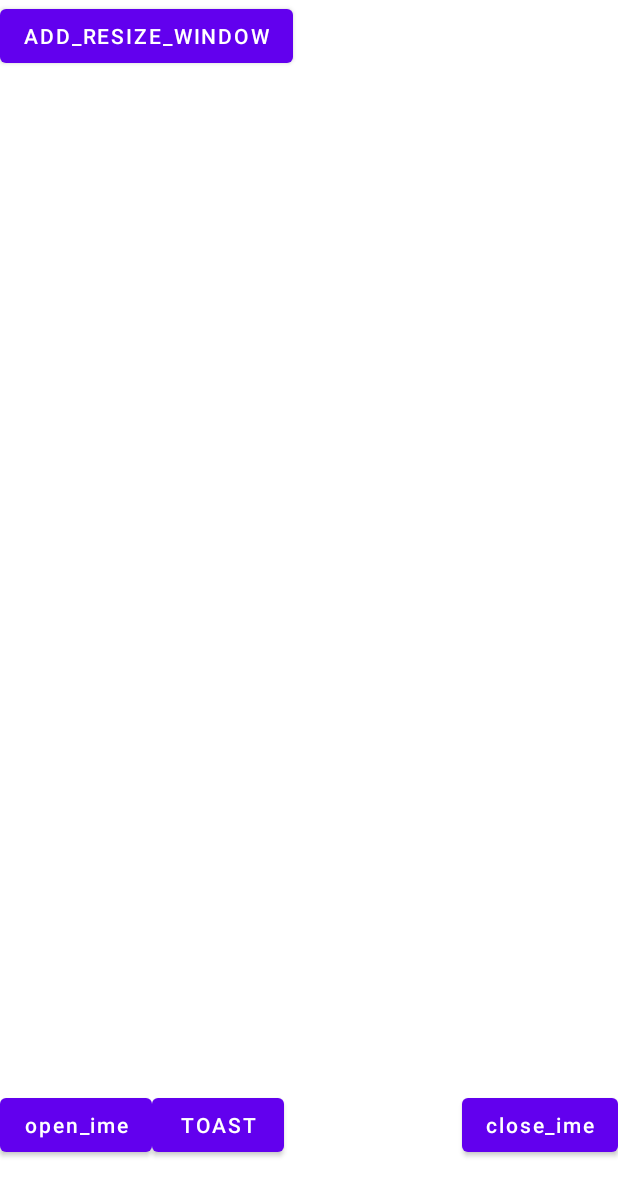
After one commit to ShowMe01/android_learn, an Android app: the ImeActivity screen opened directly, with no data from a screen before it, on a phone screen of 412 x 824 dp. The commit adds this screen. Shown: the top 1196 px of the screen. Run offline under Robolectric (Android 15) with nearby library versions, the phone set to English and light mode, and no system bars.

Commit message:
修改：测试提交

```diff
--- a/app/src/main/java/com/example/helloworld/MainActivity.kt
+++ b/app/src/main/java/com/example/helloworld/MainActivity.kt
@@ -18,6 +18,7 @@ import androidx.core.app.NotificationManagerCompat
 import androidx.core.content.ContextCompat
 import com.example.helloworld.constraint.ConstraintActivity
 import com.example.helloworld.gif.GifWidgetActivity
+import com.example.helloworld.ime.ImeActivity
 import com.example.helloworld.lua.LuaActivity
 import com.example.helloworld.notification.NotificationUtil
 
@@ -31,6 +32,9 @@ class MainActivity : AppCompatActivity() {
         testGifWidget()
         testConstraintLayout()
 //        testNotification()
+        findViewById<View>(R.id.btnIme).setOnClickListener {
+            startActivity(Intent(this, ImeActivity::class.java))
+        }
     }
 
     private fun testConstraintLayout() {
--- /dev/null
+++ b/app/src/main/java/com/example/helloworld/ime/ImeActivity.kt
@@ -0,0 +1,88 @@
+package com.example.helloworld.ime
+
+import android.graphics.Rect
+import android.os.Bundle
+import android.util.Log
+import android.view.View
+import android.view.Window
+import android.view.WindowManager
+import android.widget.Toast
+import androidx.appcompat.app.AppCompatActivity
+import com.example.helloworld.databinding.ActivityImeBinding
+
+class ImeActivity : AppCompatActivity() {
+    private lateinit var viewBinding: ActivityImeBinding
+
+    private val TAG = "ImeActivity"
+    private var lastWindowHeight = 0
+    override fun onCreate(savedInstanceState: Bundle?) {
+        super.onCreate(savedInstanceState)
+        viewBinding = ActivityImeBinding.inflate(layoutInflater)
+        setContentView(viewBinding.root)
+
+        viewBinding.btnOpen.setOnClickListener {
+            SoftInputUtil.showSoftInput(it)
+        }
+
+        viewBinding.btnClose.setOnClickListener {
+            SoftInputUtil.hideSoftInput(it)
+        }
+
+        viewBinding.btnToast.setOnClickListener {
+            Toast.makeText(this, "展示toast", Toast.LENGTH_LONG).show()
+        }
+
+        viewBinding.btnAddWindow.setOnClickListener {
+            val lp = WindowManager.LayoutParams()
+            lp.softInputMode = WindowManager.LayoutParams.SOFT_INPUT_ADJUST_RESIZE
+            lp.alpha = 0.3f
+            lp.flags = WindowManager.LayoutParams.FLAG_NOT_TOUCHABLE
+            val view = View(this)
+            windowManager.addView(view, lp)
+
+            view.addOnLayoutChangeListener { v, left, top, right, bottom, oldLeft, oldTop, oldRight, oldBottom ->
+                val rootViewRect = Rect()
+                view.getWindowVisibleDisplayFrame(rootViewRect)
+                Log.d(TAG, "btnAddWindow addOnLayoutChangeListener: $top , $bottom , $oldTop, $oldBottom")
+                Log.d(TAG, "btnAddWindow addOnLayoutChangeListener: rect: $rootViewRect")
+            }
+
+            view.viewTreeObserver.addOnGlobalLayoutListener {
+                val rootViewRect = Rect()
+                view.getWindowVisibleDisplayFrame(rootViewRect)
+                Log.d(TAG, "btnAddWindow: addOnGlobalLayoutListener rect: $rootViewRect")
+            }
+        }
+
+        viewBinding.root.viewTreeObserver.addOnGlobalLayoutListener {
+            val rootViewRect = Rect()
+            viewBinding.root.getWindowVisibleDisplayFrame(rootViewRect)
+            val curWindowHeight = rootViewRect.height()
+            if (curWindowHeight > lastWindowHeight || lastWindowHeight == 0) {
+                // 初始化高度
+                lastWindowHeight = curWindowHeight
+            } else if (curWindowHeight < lastWindowHeight) {
+                //输入法打开
+                viewBinding.rlEditCommentContainer.visibility = View.VISIBLE
+                viewBinding.rlEditCommentContainer.translationY =
+                    curWindowHeight - lastWindowHeight.toFloat()
+            } else {
+                //输入法关闭
+                viewBinding.rlEditCommentContainer.visibility = View.INVISIBLE
+            }
+            Log.d(TAG, "onCreate: rootView rect: $rootViewRect")
+        }
+
+        /*SoftInputUtil().attachSoftInput(
+            viewBinding.rlEditCommentContainer
+        ) { isSoftInputShow, softInputHeight, viewOffset ->
+            if (isSoftInputShow) {
+                viewBinding.rlEditCommentContainer.visibility = View.VISIBLE
+                viewBinding.rlEditCommentContainer.translationY =
+                    viewBinding.rlEditCommentContainer.translationY + viewOffset
+            } else {
+                viewBinding.rlEditCommentContainer.visibility = View.INVISIBLE
+            }
+        }*/
+    }
+}
--- /dev/null
+++ b/app/src/main/res/drawable-nodpi/empty_input_bg.xml
@@ -0,0 +1,7 @@
+<?xml version="1.0" encoding="utf-8"?>
+<shape xmlns:android="http://schemas.android.com/apk/res/android">
+
+    <corners android:radius="20dp" />
+    <solid android:color="#0AFFFFFF" />
+    <stroke android:color="#26979797" android:width="0.5dp"/>
+</shape>
--- /dev/null
+++ b/app/src/main/res/drawable-nodpi/shape_comment_bg.xml
@@ -0,0 +1,5 @@
+<?xml version="1.0" encoding="utf-8"?>
+<shape android:shape="rectangle" xmlns:android="http://schemas.android.com/apk/res/android">
+    <corners android:radius="10dp"/>
+    <solid android:color="#0AFFFFFF" />
+</shape>
--- /dev/null
+++ b/app/src/main/res/layout/activity_ime.xml
@@ -0,0 +1,125 @@
+<?xml version="1.0" encoding="utf-8"?>
+<androidx.constraintlayout.widget.ConstraintLayout xmlns:android="http://schemas.android.com/apk/res/android"
+    xmlns:app="http://schemas.android.com/apk/res-auto"
+    xmlns:tools="http://schemas.android.com/tools"
+    android:layout_width="match_parent"
+    android:layout_height="match_parent"
+    tools:context=".ime.ImeActivity">
+
+
+    <RelativeLayout
+        android:id="@+id/rl_edit_comment_container"
+        android:layout_width="match_parent"
+        android:layout_height="65dp"
+        app:layout_constraintBottom_toBottomOf="parent"
+        app:layout_constraintLeft_toLeftOf="parent"
+        app:layout_constraintRight_toRightOf="parent"
+        android:paddingTop="10dp"
+        android:paddingBottom="10dp"
+        android:paddingLeft="15dp"
+        android:paddingRight="15dp"
+        android:background="#ff181b23"
+        android:visibility="invisible"
+        tools:visibility="visible"
+        tools:layout_marginBottom="200dp">
+
+        <View
+            android:id="@+id/bg_comment"
+            android:layout_width="match_parent"
+            android:layout_height="45dp"
+            android:background="@drawable/shape_comment_bg" />
+
+        <androidx.constraintlayout.widget.ConstraintLayout
+            android:layout_width="match_parent"
+            android:layout_height="45dp">
+
+            <EditText
+                android:id="@+id/et_comment"
+                android:layout_width="0dp"
+                android:layout_height="45dp"
+                android:layout_marginLeft="15dp"
+                android:layout_marginRight="12dp"
+                android:background="@null"
+                android:hint="发布留言"
+                android:imeOptions="actionSend"
+                android:importantForAutofill="no"
+                android:inputType="text"
+                android:textColor="#FFFFFF"
+                android:textColorHint="#66FFFFFF"
+                android:textSize="15sp"
+                app:layout_constraintBaseline_toTopOf="parent"
+                app:layout_constraintLeft_toLeftOf="parent"
+                app:layout_constraintRight_toLeftOf="@+id/tvTips" />
+
+            <TextView
+                android:id="@+id/tvTips"
+                android:layout_width="22dp"
+                android:layout_height="wrap_content"
+                android:layout_marginRight="10dp"
+                android:gravity="center"
+                android:text="-10"
+                android:textColor="#FF4D4D"
+                android:textSize="12sp"
+                android:visibility="gone"
+                app:layout_constraintRight_toLeftOf="@+id/tvComment"
+                app:layout_constraintTop_toTopOf="parent"
+                app:layout_constraintBottom_toBottomOf="parent"/>
+
+            <TextView
+                android:id="@+id/tvComment"
+                android:layout_width="wrap_content"
+                android:layout_height="wrap_content"
+                android:background="@drawable/empty_input_bg"
+                android:gravity="center"
+                android:text="发送"
+                android:textStyle="bold"
+                android:textColor="@color/empty_send_color"
+                android:textSize="12sp"
+                android:paddingTop="6dp"
+                android:paddingBottom="6dp"
+                android:paddingLeft="15dp"
+                android:paddingRight="15dp"
+                android:layout_marginRight="10dp"
+                app:layout_constraintBottom_toBottomOf="parent"
+                app:layout_constraintRight_toRightOf="parent"
+                app:layout_constraintTop_toTopOf="parent" />
+        </androidx.constraintlayout.widget.ConstraintLayout>
+
+    </RelativeLayout>
+
+    <Button
+        android:id="@+id/btnOpen"
+        android:layout_width="wrap_content"
+        android:layout_height="wrap_content"
+        app:layout_constraintLeft_toLeftOf="parent"
+        app:layout_constraintBottom_toBottomOf="parent"
+        android:layout_marginBottom="50dp"
+        android:textAllCaps="false"
+        android:text="open_ime"/>
+
+    <Button
+        android:id="@+id/btnClose"
+        android:layout_width="wrap_content"
+        android:layout_height="wrap_content"
+        app:layout_constraintRight_toRightOf="parent"
+        app:layout_constraintBottom_toBottomOf="parent"
+        android:layout_marginBottom="50dp"
+        android:textAllCaps="false"
+        android:text="close_ime"/>
+
+    <Button
+        android:id="@+id/btn_toast"
+        android:layout_width="wrap_content"
+        android:layout_height="wrap_content"
+        android:text="toast"
+        app:layout_constraintTop_toTopOf="@id/btnOpen"
+        app:layout_constraintLeft_toRightOf="@id/btnOpen" />
+
+    <Button
+        android:id="@+id/btn_add_window"
+        android:layout_width="wrap_content"
+        android:layout_height="wrap_content"
+        app:layout_constraintTop_toTopOf="parent"
+        app:layout_constraintLeft_toLeftOf="parent"
+        android:text="add_resize_window"/>
+</androidx.constraintlayout.widget.ConstraintLayout>
--- a/app/src/main/res/values/colors.xml
+++ b/app/src/main/res/values/colors.xml
@@ -11,4 +11,6 @@
     <color name="light_blue_200">#FF81D4FA</color>
     <color name="light_blue_600">#FF039BE5</color>
     <color name="light_blue_900">#FF01579B</color>
+
+    <color name="empty_send_color">#33FFFFFF</color>
 </resources>
--- a/app/src/main/res/values/themes.xml
+++ b/app/src/main/res/values/themes.xml
@@ -12,6 +12,8 @@
         <!-- Status bar color. -->
         <item name="android:statusBarColor" tools:targetApi="l">?attr/colorPrimaryVariant</item>
         <!-- Customize your theme here. -->
+        <item name="windowActionBar">false</item>
+        <item name="windowNoTitle">true</item>
     </style>
 
     <style name="Theme.HelloWorld.AppWidgetContainerParent" parent="@android:style/Theme.DeviceDefault">
```
Also changed, not shown: app/src/main/AndroidManifest.xml (+8 -4 lines), app/src/main/java/com/example/helloworld/ime/ImeView.java (added, +26 -0 lines), app/src/main/java/com/example/helloworld/ime/SoftInputUtil.java (added, +128 -0 lines), app/src/main/res/layout/activity_main.xml (+11 -2 lines), 2 other files.
